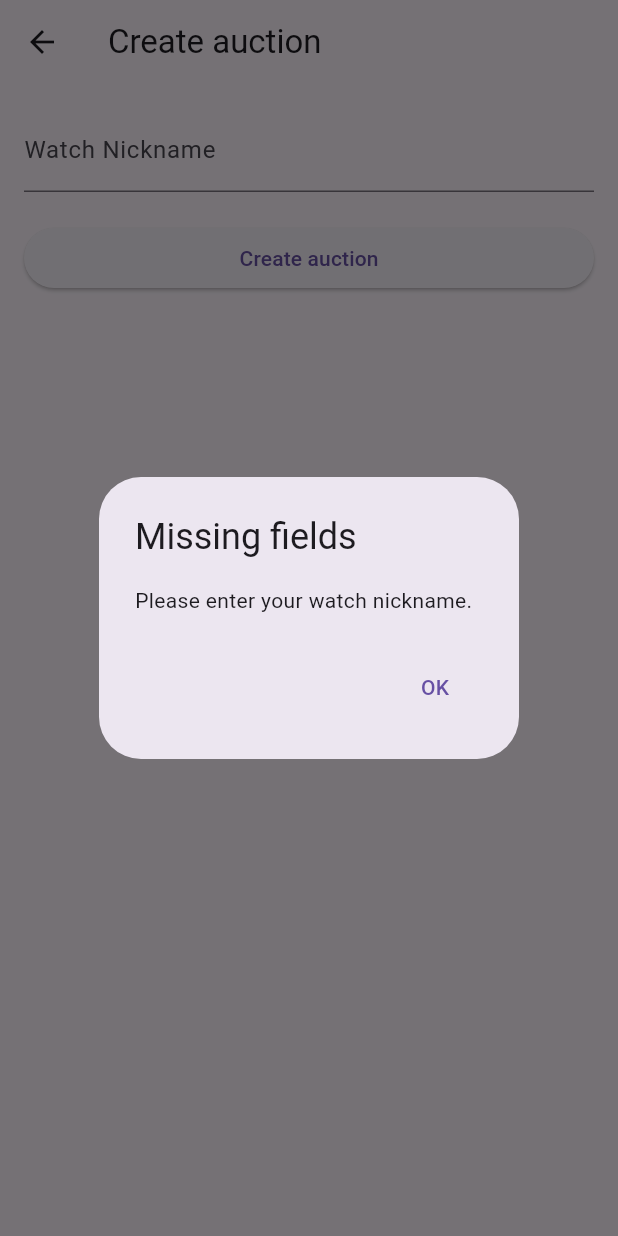
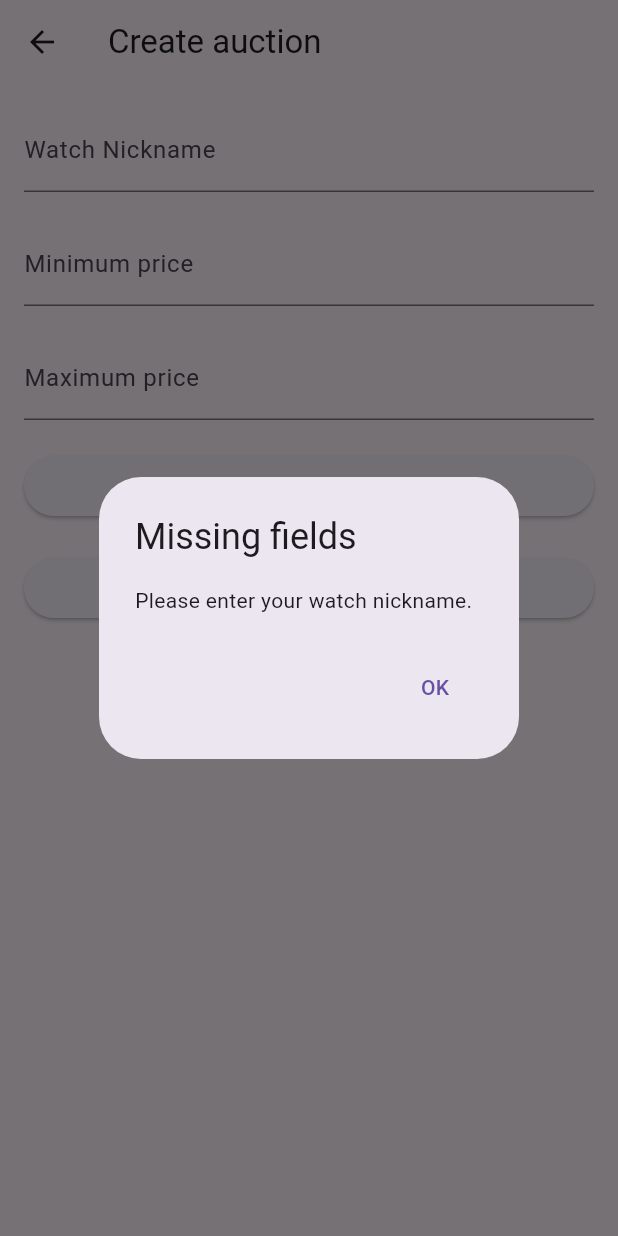
Before and after one commit to 2023-24-TFG-jul/TFG_RPU_2024, a Flutter app: the AddAuction screen opened directly with empty values, after a tap on "Create auction", on a phone screen of 412 x 824 dp. Run offline on Flutter 3.47's test engine with Material 3 defaults, Android fonts, the phone set to English and light mode, and no system bars; our stand-ins replace cloud_firestore, csv, firebase_core; accounts and stored records are empty.

Commit message:
Wallet + bloqueo botones + creacion auction

```diff
--- a/appRPU/kairos/lib/models/auction.dart
+++ b/appRPU/kairos/lib/models/auction.dart
@@ -4,17 +4,25 @@ class Auction {
   final String idAuction;
   final String vendorEmail;
   final String buyerEmail;
-  final DateTime purchaseDate;
+  final DateTime purchaseDate;  // fecha de la compra / aplicacion a subasta
+  final String limitDate;     // fecha final de subasta
   final String auctionStatus;
   final String watchNickName;
+  final String minimumValue;
+  final String actualValue;
+  final String maximumValue;
 
   Auction({
     required this.idAuction,
     required this.vendorEmail,
     required this.buyerEmail,
     required this.purchaseDate,
+    required this.limitDate,
     required this.auctionStatus,
     required this.watchNickName,
+    required this.minimumValue,
+    required this.actualValue,
+    required this.maximumValue,
   });
 
   factory Auction.fromFirestore(DocumentSnapshot doc) {
@@ -24,8 +32,12 @@ class Auction {
       vendorEmail: data['vendorEmail'] ?? '',
       buyerEmail: data['buyerEmail'] ?? '',
       purchaseDate: (data['purchaseDate'] as Timestamp).toDate(),
+      limitDate: data['limitDate'] ?? '',
       auctionStatus: data['auctionStatus'] ?? '',
       watchNickName: data['watchNickName'] ?? '',
+      minimumValue: data['minimumValue'] ?? '',
+      actualValue: data['actualValue'] ?? '',
+      maximumValue: data['maximumValue'] ?? ''
     );
   }
 
@@ -34,8 +46,12 @@ class Auction {
       'vendorEmail': vendorEmail,
       'buyerEmail': buyerEmail,
       'purchaseDate': Timestamp.fromDate(purchaseDate),
+      'limitDate': limitDate,
       'auctionStatus': auctionStatus,
       'watchNickName': watchNickName,
+      'minimumValue': minimumValue,
+      'actualValue': actualValue,
+      'maximumValue': maximumValue
     };
   }
 }
--- a/appRPU/kairos/lib/views/add_auction.dart
+++ b/appRPU/kairos/lib/views/add_auction.dart
@@ -14,10 +14,15 @@ class AddAuction extends StatefulWidget {
 
 class _AddAuctionState extends State<AddAuction> {
 
+  DateTime? _selectedDate;
+
   final TextEditingController _watchNickNameController = TextEditingController();
+  final TextEditingController _minimumValueController = TextEditingController();
+  final TextEditingController _maximumValueController = TextEditingController();
 
   final AuctionRepository _auctionRepository = AuctionRepository();
   final WatchRepository _watchRepository = WatchRepository();
+
 
   @override
   Widget build(BuildContext context) {
@@ -33,6 +38,25 @@ class _AddAuctionState extends State<AddAuction> {
               decoration: const InputDecoration(labelText: 'Watch Nickname'),
             ),
             const SizedBox(height: 20.0),
+            TextField(
+              controller: _minimumValueController,
+              decoration: const InputDecoration(labelText: 'Minimum price'),
+            ),
+            const SizedBox(height: 20.0),
+                        TextField(
+              controller: _maximumValueController,
+              decoration: const InputDecoration(labelText: 'Maximum price'),
+            ),
+            const SizedBox(height: 20.0),
+            ElevatedButton(
+              onPressed: () => _selectDate(context),
+              child: Text(
+                _selectedDate != null
+                    ? 'Limit date: ${_selectedDate!.day}/${_selectedDate!.month}/${_selectedDate!.year}'
+                    : 'Enter limit date',
+              ),
+            ),
+            const SizedBox(height: 20.0),
             ElevatedButton(
               onPressed: _addAuction,
               child: const Text('Create auction'),
@@ -43,9 +67,24 @@ class _AddAuctionState extends State<AddAuction> {
     );
   }
 
+  Future<void> _selectDate(BuildContext context) async {
+    final DateTime? limitDate = await showDatePicker(
+      context: context,
+      firstDate: DateTime.now(),
+      lastDate: DateTime(2200),
+    );
+    if (limitDate != null) {
+      setState(() {
+        _selectedDate = limitDate;
+      });
+    }
+  }
+
   void _addAuction() async {
 
     String watchNickName = _watchNickNameController.text;
+    String minimumValue = _minimumValueController.text;
+    String maximumValue = _maximumValueController.text;
 
     if (watchNickName.isEmpty) {
       showDialog(
@@ -99,8 +138,12 @@ class _AddAuctionState extends State<AddAuction> {
           vendorEmail: widget.loginUserEmail,
           buyerEmail: '-',
           purchaseDate: DateTime.now(),
+          limitDate: "${_selectedDate!.day}/${_selectedDate!.month}/${_selectedDate!.year}",
           auctionStatus: 'Active',
           watchNickName: watchNickName,
+          minimumValue: '0',
+          actualValue: minimumValue, // tiene que empezar en el valor minimo
+          maximumValue: maximumValue
         ),
       );
 
--- a/appRPU/kairos/lib/views/add_watch.dart
+++ b/appRPU/kairos/lib/views/add_watch.dart
@@ -261,8 +261,8 @@ class _AddWatchState extends State<AddWatch> {
     final yopRegex = RegExp(r'(\d+)');
     final priceRegex = RegExp(r'^\d+(\.\d+)?$');
 
-    if (!yopRegex.hasMatch(yop)) {
-      _showDialog('Invalid yop', 'Please enter a year greater than zero.');
+    if (!yopRegex.hasMatch(yop) || int.parse(yop) > DateTime.now().year) {
+      _showDialog('Invalid yop', 'Please enter a year between zero and the actual year.');
       return;
     }
 
--- a/appRPU/kairos/lib/views/view_auctions.dart
+++ b/appRPU/kairos/lib/views/view_auctions.dart
@@ -11,6 +11,7 @@ class ViewAuctions extends StatefulWidget {
 }
 
 class _ViewAuctionsState extends State<ViewAuctions> {
+
   final AuctionRepository _auctionRepository = AuctionRepository();
   final WatchRepository _watchRepository = WatchRepository();
 
@@ -96,6 +97,10 @@ class _ViewAuctionsState extends State<ViewAuctions> {
                   DataColumn(label: Text('Watch Nickname')),
                   DataColumn(label: Text('Vendor')),
                   DataColumn(label: Text('Buyer')),
+                  DataColumn(label: Text('Start Value')),
+                  DataColumn(label: Text('Actual Value')),
+                  DataColumn(label: Text('Direct sale price')),
+                  DataColumn(label: Text('Limit Date')),
                   DataColumn(label: Text('Status')),
                   DataColumn(label: Text('Actions')),
                 ],
@@ -105,6 +110,10 @@ class _ViewAuctionsState extends State<ViewAuctions> {
                     DataCell(Text(auction.watchNickName)),
                     DataCell(Text(auction.vendorEmail)),
                     DataCell(Text(auction.buyerEmail)),
+                    DataCell(Text(auction.minimumValue)),
+                    DataCell(Text(auction.actualValue)),
+                    DataCell(Text(auction.maximumValue)),
+                    DataCell(Text(auction.limitDate)),
                     DataCell(Text(auction.auctionStatus)),
                     DataCell(Row(
                       children: [
```
Also changed, not shown: appRPU/kairos/lib/views/update_user.dart (+10 -1 lines), appRPU/kairos/lib/views/view_watches.dart (+3 -6 lines).
